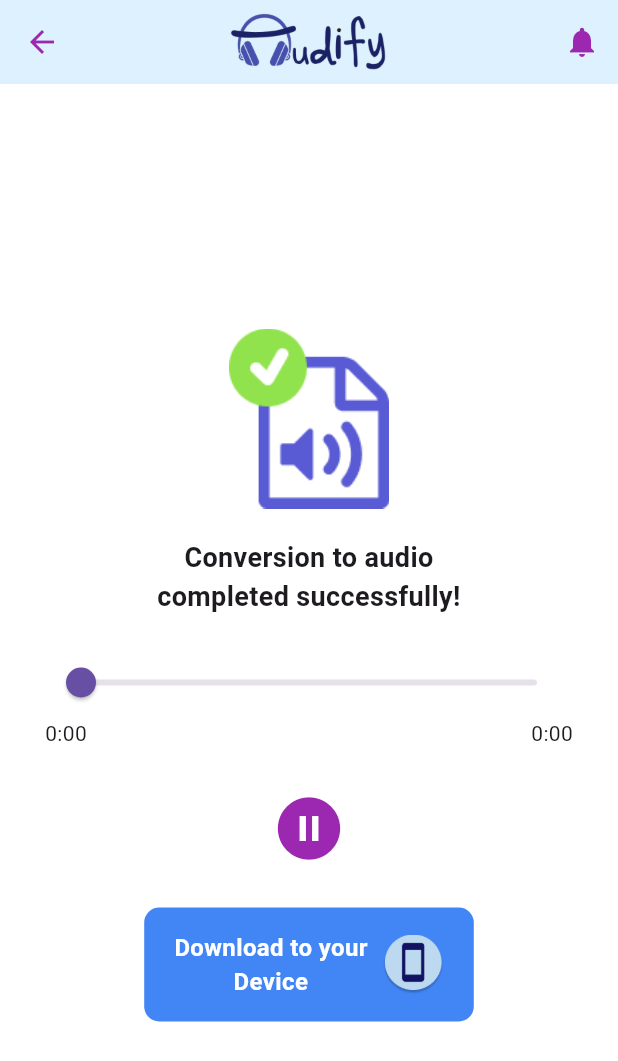
After one commit to carolflz/Audify_fyp, a Flutter app: the AudioConversionSuccessScreen screen opened directly, after a tap on the "play circle filled" icon, on a phone screen of 412 x 824 dp. The commit adds this screen. Shown: the top 1061 px of the screen. Run offline on Flutter 3.47's test engine with Material 3 defaults, Android fonts, the light colour scheme and no system bars; our stand-ins replace audioplayers, file_picker.

Commit message:
Added audio conversion screen and added audio playback

```diff
--- /dev/null
+++ b/lib/audio.dart
@@ -0,0 +1,167 @@
+import 'package:flutter/material.dart';
+import 'package:audioplayers/audioplayers.dart';
+
+class AudioConversionSuccessScreen extends StatefulWidget {
+  const AudioConversionSuccessScreen({super.key});
+
+  @override
+  AudioConversionSuccessScreenState createState() => AudioConversionSuccessScreenState();
+}
+
+class AudioConversionSuccessScreenState extends State<AudioConversionSuccessScreen> {
+  final AudioPlayer _audioPlayer = AudioPlayer();
+  bool isPlaying = false;
+  Duration duration = Duration.zero;
+  Duration position = Duration.zero;
+
+  @override
+  void initState() {
+    super.initState();
+
+    _audioPlayer.onDurationChanged.listen((newDuration) {
+      setState(() {
+        duration = newDuration;
+      });
+    });
+
+    _audioPlayer.onPositionChanged.listen((newPosition) {
+      setState(() {
+        position = newPosition;
+      });
+    });
+
+    _audioPlayer.onPlayerComplete.listen((event) {
+      setState(() {
+        isPlaying = false;
+        position = Duration.zero;
+      });
+    });
+  }
+
+  void _togglePlayback() async {
+    if (isPlaying) {
+      await _audioPlayer.pause();
+    } else {
+      await _audioPlayer.play(AssetSource('audio/sample.mp3'));
+    }
+    setState(() {
+      isPlaying = !isPlaying;
+    });
+  }
+
+  @override
+  void dispose() {
+    _audioPlayer.dispose();
+    super.dispose();
+  }
+
+  @override
+  Widget build(BuildContext context) {
+    return Scaffold(
+      backgroundColor: Colors.white,
+      appBar: AppBar(
+        backgroundColor: Color(0xFFDDF1FF),
+        elevation: 0,
+        leading: IconButton(
+          icon: Icon(Icons.arrow_back, color: Colors.purple),
+          onPressed: () => Navigator.pop(context),
+        ),
+        title: Image.asset(
+          'assets/images/audify_logo.png',
+          height: 40,
+        ),
+        centerTitle: true,
+        actions: [
+          IconButton(
+            icon: Icon(Icons.notifications, color: Colors.purple),
+            onPressed: () {},
+          ),
+        ],
+      ),
+      body: Column(
+        mainAxisAlignment: MainAxisAlignment.center,
+        children: [
+          SizedBox(height: 20),
+          Image.asset('assets/images/audio_convert.png', height: 120),
+          SizedBox(height: 20),
+          Text(
+            "Conversion to audio\ncompleted successfully!",
+            textAlign: TextAlign.center,
+            style: TextStyle(fontSize: 18, fontWeight: FontWeight.bold),
+          ),
+          SizedBox(height: 20),
+          Padding(
+            padding: const EdgeInsets.symmetric(horizontal: 30.0),
+            child: Column(
+              children: [
+                Slider(
+                  value: position.inSeconds.toDouble(),
+                  min: 0,
+                  max: duration.inSeconds.toDouble(),
+                  onChanged: (value) async {
+                    final newPosition = Duration(seconds: value.toInt());
+                    await _audioPlayer.seek(newPosition);
+                    await _audioPlayer.resume();
+                    setState(() {
+                      position = newPosition;
+                    });
+                  },
+                ),
+                Row(
+                  mainAxisAlignment: MainAxisAlignment.spaceBetween,
+                  children: [
+                    Text("${position.inMinutes}:${(position.inSeconds % 60).toString().padLeft(2, '0')}", style: TextStyle(fontSize: 14)),
+                    Text("${duration.inMinutes}:${(duration.inSeconds % 60).toString().padLeft(2, '0')}", style: TextStyle(fontSize: 14)),
+                  ],
+                ),
+              ],
+            ),
+          ),
+          SizedBox(height: 20),
+          IconButton(
+            icon: Icon(isPlaying ? Icons.pause_circle_filled : Icons.play_circle_filled, size: 50, color: Colors.purple),
+            onPressed: _togglePlayback,
+          ),
+          SizedBox(height: 20),
+          GestureDetector(
+            onTap: () {
+              // Handle download action
+            },
+            child: Container(
+              padding: EdgeInsets.symmetric(vertical: 15, horizontal: 20),
+              decoration: BoxDecoration(
+                color: Color(0xFF4285F4),
+                borderRadius: BorderRadius.circular(10),
+              ),
+              child: Row(
+                mainAxisSize: MainAxisSize.min,
+                children: [
+                  Text(
+                    "Download to your\nDevice",
+                    style: TextStyle(
+                      color: Colors.white,
+                      fontSize: 16,
+                      fontWeight: FontWeight.bold,
+                    ),
+                    textAlign: TextAlign.center,
+                  ),
+                  SizedBox(width: 10),
+                  Image.asset(
+                    'assets/images/device.png',
+                    height: 40,
+                  ),
+                ],
+              ),
+            ),
+          ),
+        ],
+      ),
+    );
+  }
+}
+
+void main() {
+  runApp(MaterialApp(
+    home: AudioConversionSuccessScreen(),
+  ));
+}
--- a/lib/main.dart
+++ b/lib/main.dart
@@ -123,6 +123,9 @@
 import 'package:flutter/material.dart';
 import 'upload_slide.dart';
 import 'user_customization.dart';
+//import 'audio.dart';
+
+
 void main() {
   runApp(const MyApp()); // Still keeping as const
 }
--- a/pubspec.yaml
+++ b/pubspec.yaml
@@ -17,6 +17,7 @@ dependencies:
   file_picker: ^9.0.2
   http: ^0.13.5
   http_parser: ^4.1.2
+  audioplayers: ^6.4.0
 
 dev_dependencies:
   flutter_test:
```
Also changed, not shown: pubspec.lock, 5 other files.
